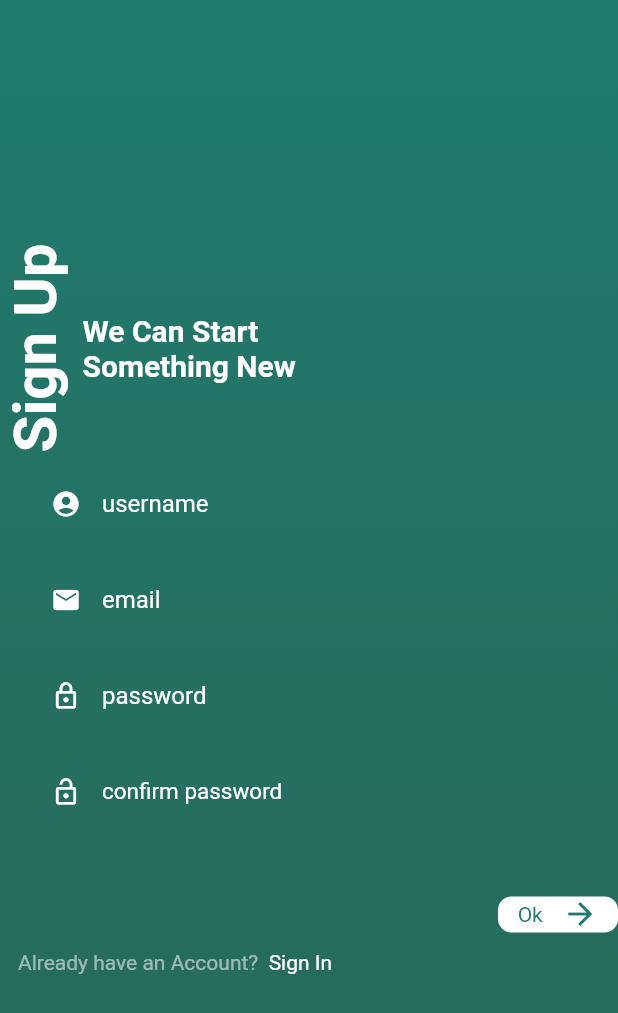
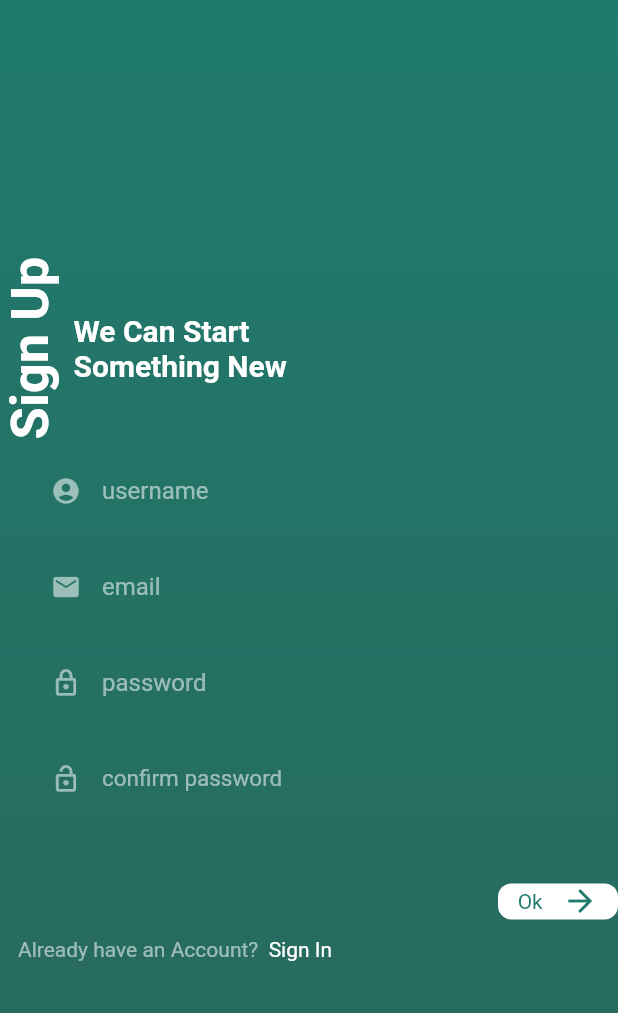
Before and after one commit to janWICKEDpro/advertising_app, a Flutter app: the screen it shows after launch, on a phone screen of 412 x 824 dp. Shown: the top 1013 px of the screen. Run offline on Flutter 3.47's test engine with Material 2 defaults, Android fonts, the phone set to English and light mode, and no system bars.

Commit message:
sign Up form and basic form validation done

```diff
--- a/lib/Screens/authentication/signIn.dart
+++ b/lib/Screens/authentication/signIn.dart
@@ -1,7 +1,9 @@
+import 'package:advertise/Screens/authentication/authProps.dart';
 import 'package:flutter/material.dart';
 
 class SignUp extends StatefulWidget {
-  const SignUp({ Key? key }) : super(key: key);
+ final Function? toggle;
+  const SignUp({ Key? key,this.toggle }) : super(key: key);
 
   @override
   _SignUpState createState() => _SignUpState();
@@ -10,6 +12,31 @@ class SignUp extends StatefulWidget {
 class _SignUpState extends State<SignUp> {
 
   @override
+  void initState(){
+    super.initState();
+    emailFocusSignUp =FocusNode();
+    userNameFocusSignUp =FocusNode();
+    passwordFocusSignUp =FocusNode();
+    confirmPasswordFocusSignUP= FocusNode();
+
+    emailControllerSignUp =TextEditingController();
+    usernameControllerSignUp = TextEditingController();
+    passwordControllerSignUp =TextEditingController();
+    confirmPasswordControllerSignUp =TextEditingController();
+  }
+
+  void dispose(){
+    emailControllerSignUp!.dispose();
+    usernameControllerSignUp!.dispose();
+    passwordControllerSignUp!.dispose();
+    confirmPasswordControllerSignUp!.dispose();
+
+    emailFocusSignUp!.dispose();
+    userNameFocusSignUp!.dispose();
+    passwordFocusSignUp!.dispose();
+    confirmPasswordControllerSignUp!.dispose();
+    super.dispose();
+  }
   Widget build(BuildContext context) {
     var height = MediaQuery.of(context).size.height.toDouble();
     return Scaffold(
@@ -33,7 +60,7 @@ class _SignUpState extends State<SignUp> {
                 children: [
                   Row(
                     children: [
-                      RotatedBox(quarterTurns: 3,  child: Text("Sign Up",style: TextStyle(color: Colors.white,fontSize: 40, fontWeight: FontWeight.bold),)),
+                      RotatedBox(quarterTurns: 3,  child: Text("Sign Up",style: TextStyle(color: Colors.white,fontSize: 35, fontWeight: FontWeight.bold),)),
                       Padding(
                         padding: const EdgeInsets.all(8.0),
                         child: Column(
@@ -48,6 +75,7 @@ class _SignUpState extends State<SignUp> {
                     ],
                   ),
                   Form(
+                    key: signUpKey,
                     child: Column(
                       crossAxisAlignment: CrossAxisAlignment.start,
                     children: [
@@ -55,12 +83,52 @@ class _SignUpState extends State<SignUp> {
                           padding: const EdgeInsets.only(left: 20.0,right: 20,top: 5),
                           child: TextFormField(
                             cursorColor: Colors.white,
-
+                            autovalidateMode: AutovalidateMode.onUserInteraction,
+                            onFieldSubmitted: (_){
+                              FocusScope.of(context).requestFocus(emailFocusSignUp);
+                            },
+                            validator: (name){
+                                if(name!.length<3){
+                                  return 'Enter a username longer than 3 characters';
+                                }else if(name.isEmpty){
+                                  return 'Enter a username';
+                                }
+                            },
+                            focusNode: userNameFocusSignUp,
+                            controller: usernameControllerSignUp,
                             decoration: InputDecoration(
                               enabledBorder: OutlineInputBorder(borderSide: BorderSide.none, gapPadding: 0.0),
                               labelText: 'username',
-                              labelStyle: TextStyle(color: Colors.white),
-                              prefixIcon: Icon(Icons.account_circle,color: Colors.white,size: 20,)
+                              labelStyle: TextStyle(color: Colors.white54),
+                              prefixIcon: Icon(Icons.account_circle,color: Colors.white54,size: 20,)
+                            ),
+                          ),
+                        ),
+                        Padding(
+                          padding: const EdgeInsets.only(left: 20.0,right: 20,top: 5),
+                          child: TextFormField(
+                            keyboardType: TextInputType.emailAddress,
+                            cursorColor: Colors.white,
+                            autovalidateMode: AutovalidateMode.onUserInteraction,
+                            focusNode: emailFocusSignUp,
+                            controller: emailControllerSignUp,
+                            onFieldSubmitted: (_){
+                              FocusScope.of(context).requestFocus(passwordFocusSignUp);
+                            },
+                            validator: (email){
+                              RegExp exp = RegExp(
+            r"^[a-zA-Z0-9.a-zA-Z0-9.!#$%&'*+-/=?^_`{|}~]+@[a-zA-Z0-9]+\.[a-zA-Z]+");
+        if (email!.trim().isEmpty) return "Please enter email";
+        if (exp.hasMatch(email))
+          return null;
+        else
+          return "Enter a valid email";
+                            },
+                            decoration: InputDecoration(
+                              enabledBorder: OutlineInputBorder(borderSide: BorderSide.none, gapPadding: 0.0),
+                              labelText: 'email',
+                              labelStyle: TextStyle(color: Colors.white54),
+                              prefixIcon: Icon(Icons.email,color: Colors.white54,size: 20,)
                             ),
                           ),
                         ),
@@ -68,25 +136,24 @@ class _SignUpState extends State<SignUp> {
                           padding: const EdgeInsets.only(left: 20.0,right: 20,top: 5),
                           child: TextFormField(
                             cursorColor: Colors.white,
-
-                            decoration: InputDecoration(
-                              enabledBorder: OutlineInputBorder(borderSide: BorderSide.none, gapPadding: 0.0),
-                              labelText: 'email',
-                              labelStyle: TextStyle(color: Colors.white),
-                              prefixIcon: Icon(Icons.email,color: Colors.white,size: 20,)
-                            ),
-                          ),
-                        ),
-                        Padding(
-                          padding: const EdgeInsets.only(left: 20.0,right: 20,top: 5),
-                          child: TextFormField(
-                            cursorColor: Colors.white,
-
+                            autovalidateMode: AutovalidateMode.onUserInteraction,
+                            controller: passwordControllerSignUp,
+                            focusNode: passwordFocusSignUp,
+                            onFieldSubmitted: (_){
+                              FocusScope.of(context).requestFocus(confirmPasswordFocusSignUP);
+                            },
+                            validator: (password){
+                                if(password!.isEmpty){
+                                    return "Enter a password";
+                                }else if(password.length<8){
+                                  return "This field should be atleast 8 characters";
+                                }
+                            },
                             decoration: InputDecoration(
                               enabledBorder: OutlineInputBorder(borderSide: BorderSide.none, gapPadding: 0.0),
                               labelText: 'password',
-                              labelStyle: TextStyle(color: Colors.white),
-                              prefixIcon: Icon(Icons.lock_outlined,color: Colors.white,size: 20,)
+                              labelStyle: TextStyle(color: Colors.white54),
+                              prefixIcon: Icon(Icons.lock_outlined,color: Colors.white54,size: 20,)
                             ),
                           ),
                         ),
@@ -94,14 +161,23 @@ class _SignUpState extends State<SignUp> {
                           padding: const EdgeInsets.only(left: 20.0,right: 20, top: 5),
                           child: TextFormField(
                             cursorColor: Colors.white,
-                              keyboardType: TextInputType.emailAddress,
 
+                              autovalidateMode: AutovalidateMode.onUserInteraction,
+                              focusNode: confirmPasswordFocusSignUP,
+                              controller: confirmPasswordControllerSignUp,
+                              validator: (confirmPass){
+                                if(confirmPass!.isEmpty){
+                                  return "Confirm you password";
+                                }else if(confirmPass!=passwordControllerSignUp.toString()){
+                                  return "Passwords don't match";
+                                }
+                              },
                              decoration: InputDecoration(
 
                               enabledBorder: OutlineInputBorder(borderSide: BorderSide.none, gapPadding: 0.0),
                               labelText: 'confirm password',
-                              labelStyle: TextStyle(color: Colors.white,fontSize: 15),
-                              prefixIcon: Icon(Icons.lock_open,color: Colors.white,size: 20,),
+                              labelStyle: TextStyle(color: Colors.white54,fontSize: 15),
+                              prefixIcon: Icon(Icons.lock_open,color: Colors.white54,size: 20,),
                             ),
                           ),
                         ),
@@ -137,11 +213,18 @@ class _SignUpState extends State<SignUp> {
                       padding: const EdgeInsets.all(12.0),
                       child: Align(
                           alignment: Alignment.bottomCenter,
-                          child: Row(
-                            children: [
-                              Text("Already have an Account? ",style: TextStyle(color: Colors.white54),),
-                              Text(" Sign In",style: TextStyle(color: Colors.white)),
-                            ],
+                          child: InkWell(
+                            onTap: (){
+
+                                widget.toggle!();
+
+                            },
+                            child: Row(
+                              children: [
+                                Text("Already have an Account? ",style: TextStyle(color: Colors.white54),),
+                                Text(" Sign In",style: TextStyle(color: Colors.white)),
+                              ],
+                            ),
                           ),
                       ),
                     )
--- /dev/null
+++ b/lib/Screens/authentication/switch.dart
@@ -0,0 +1,25 @@
+import 'package:advertise/Screens/authentication/login.dart';
+import 'package:advertise/Screens/authentication/signIn.dart';
+import 'package:flutter/material.dart';
+
+
+class Authenticate extends StatefulWidget {
+  const Authenticate({ Key? key}) : super(key: key);
+
+  @override
+  _AuthenticateState createState() => _AuthenticateState();
+}
+
+class _AuthenticateState extends State<Authenticate> {
+  bool islogin= false;
+  void toggle (){
+    print('hi');
+    setState(() {
+      islogin = !islogin;
+    });
+  }
+  @override
+  Widget build(BuildContext context) {
+    return islogin? Login(toggle: toggle) : SignUp(toggle: toggle);
+  }
+}
--- a/lib/main.dart
+++ b/lib/main.dart
@@ -1,5 +1,6 @@
 import 'package:advertise/Screens/authentication/login.dart';
 import 'package:advertise/Screens/authentication/signIn.dart';
+import 'package:advertise/Screens/authentication/switch.dart';
 import 'package:flutter/material.dart';
 
 import 'package:advertise/colorConstants.dart';
@@ -17,7 +18,7 @@ class MyApp extends StatelessWidget {
     return MaterialApp(
         debugShowCheckedModeBanner: false,
         color: primaryColor,
-        home: SignUp(),
+        home: Authenticate(),
     );
   }
 }
--- a/pubspec.yaml
+++ b/pubspec.yaml
@@ -28,6 +28,8 @@ dependencies:
   # The following adds the Cupertino Icons font to your application.
   # Use with the CupertinoIcons class for iOS style icons.
   cupertino_icons: ^1.0.2
+  firebase_auth: ^2.0.0
+  firebase_core: ^1.3.0
 
 dev_dependencies:
   flutter_test:
```
Also changed, not shown: lib/Screens/authentication/authProps.dart (added, +22 -0 lines), lib/Screens/authentication/login.dart (+57 -11 lines), pubspec.lock, 3 other files.
